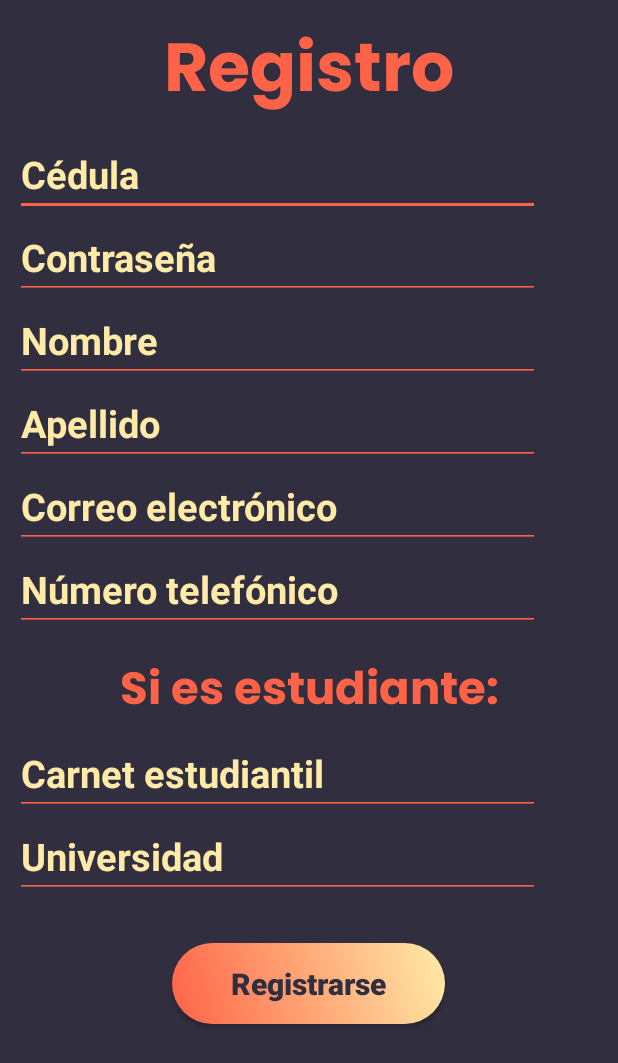
After one commit to danib08/TECAir, an Android app: the layout sign_up.xml on its own in the app's theme, with its tools: preview values and no code run, on a phone screen of 412 x 824 dp. The commit adds this screen. Shown: the top 1063 px of the screen. Run offline under Robolectric (Android 15) with nearby library versions, the phone set to English and light mode, and no system bars.

Commit message:
xml listos

```diff
--- /dev/null
+++ b/App/app/src/main/res/drawable/button_light.xml
@@ -0,0 +1,14 @@
+<?xml version="1.0" encoding="utf-8"?>
+<shape xmlns:android="http://schemas.android.com/apk/res/android" android:shape="rectangle" >
+    <corners
+        android:radius="27dp"/>
+    <gradient
+        android:angle="45"
+        android:centerX="35%"
+        android:startColor="@color/orangePalette"
+        android:endColor="@color/creamPalette"
+        android:type="linear"/>
+    <size
+        android:width="182dp"
+        android:height="54dp"/>
+</shape>
--- /dev/null
+++ b/App/app/src/main/res/layout/sign_up.xml
@@ -0,0 +1,118 @@
+<?xml version="1.0" encoding="utf-8"?>
+<LinearLayout xmlns:android="http://schemas.android.com/apk/res/android"
+    xmlns:app="http://schemas.android.com/apk/res-auto"
+    xmlns:tools="http://schemas.android.com/tools"
+    android:layout_width="match_parent"
+    android:layout_height="match_parent"
+    android:background="@color/accentPalette"
+    android:orientation="vertical">
+
+    <TextView
+        style="@style/header"
+        android:layout_width="match_parent"
+        android:layout_height="wrap_content"
+        android:layout_marginTop="10dp"
+        android:gravity="center"
+        android:text="@string/register_title"
+        android:textColor="@color/orangePalette" />
+
+    <EditText
+        style="@style/edit_text"
+        android:id="@+id/editTextId"
+        android:layout_width="350dp"
+        android:layout_height="wrap_content"
+        android:layout_marginStart="10dp"
+        android:hint="@string/id"
+        android:autofillHints="@string/id"
+        android:inputType="number" />
+
+    <EditText
+        style="@style/edit_text"
+        android:id="@+id/editTextPass"
+        android:layout_width="350dp"
+        android:layout_height="wrap_content"
+        android:layout_marginStart="10dp"
+        android:hint="@string/password"
+        android:autofillHints="@string/password"
+        android:inputType="textPassword" />
+
+    <EditText
+        style="@style/edit_text"
+        android:id="@+id/editTextName"
+        android:layout_width="350dp"
+        android:layout_height="wrap_content"
+        android:layout_marginStart="10dp"
+        android:hint="@string/name"
+        android:autofillHints="@string/name"
+        android:inputType="textPersonName" />
+
+    <EditText
+        style="@style/edit_text"
+        android:id="@+id/editTextLastName"
+        android:layout_width="350dp"
+        android:layout_height="wrap_content"
+        android:layout_marginStart="10dp"
+        android:hint="@string/last_name"
+        android:autofillHints="@string/last_name"
+        android:inputType="textPersonName" />
+
+    <EditText
+        style="@style/edit_text"
+        android:id="@+id/editTextEmail"
+        android:layout_width="350dp"
+        android:layout_height="wrap_content"
+        android:layout_marginStart="10dp"
+        android:hint="@string/email"
+        android:autofillHints="@string/email"
+        android:inputType="textEmailAddress" />
+
+    <EditText
+        style="@style/edit_text"
+        android:id="@+id/editTextPhone"
+        android:layout_width="350dp"
+        android:layout_height="wrap_content"
+        android:layout_marginStart="10dp"
+        android:hint="@string/phone"
+        android:autofillHints="@string/phone"
+        android:inputType="phone" />
+
+    <TextView
+        style="@style/subHeader"
+        android:layout_width="match_parent"
+        android:layout_height="wrap_content"
+        android:layout_marginTop="15dp"
+        android:gravity="center"
+        android:text="@string/if_student"
+        android:textColor="@color/orangePalette" />
+
+    <EditText
+        style="@style/edit_text"
+        android:id="@+id/editTextStudentId"
+        android:layout_width="350dp"
+        android:layout_height="wrap_content"
+        android:layout_marginStart="10dp"
+        android:hint="@string/id_student"
+        android:autofillHints="@string/id_student"
+        android:inputType="number" />
+
+    <EditText
+        style="@style/edit_text"
+        android:id="@+id/editTextUni"
+        android:layout_width="350dp"
+        android:layout_height="wrap_content"
+        android:layout_marginStart="10dp"
+        android:hint="@string/university"
+        android:autofillHints="@string/university"
+        android:inputType="text" />
+
+    <android.widget.Button
+        android:id="@+id/sendSignIn"
+        style="@style/button_light"
+        android:layout_width="wrap_content"
+        android:layout_height="wrap_content"
+        android:layout_marginTop="30dp"
+        android:layout_gravity="center"
+        android:text="@string/register"
+        android:textAllCaps="false" />
+
+</LinearLayout>
--- a/App/app/src/main/res/values/dimens.xml
+++ b/App/app/src/main/res/values/dimens.xml
@@ -2,6 +2,7 @@
 <resources>
     <dimen name="headerTextSize">45sp</dimen>
     <dimen name="subHeaderTextSize">30sp</dimen>
+    <dimen name="bodyTextSize">25sp</dimen>
     <dimen name="buttonTextSize">20sp</dimen>
 
 </resources>
--- a/App/app/src/main/res/values/strings.xml
+++ b/App/app/src/main/res/values/strings.xml
@@ -1,8 +1,21 @@
 <resources>
     <string name="app_name">AppTECAir</string>
-    <string name="login_title">TECAir</string>
+    <string name="app_title">TECAir</string>
     <string name="slogan">Su aerolínea de confianza</string>
     <string name="login">Iniciar sesión</string>
+    <string name="login_title">Inicio de sesión</string>
+    <string name="log">Ingresar</string>
     <string name="register">Registrarse</string>
+    <string name="register_title">Registro</string>
+    <string name="id">Cédula</string>
+    <string name="name">Nombre</string>
+    <string name="last_name">Apellido</string>
+    <string name="email">Correo electrónico</string>
+    <string name="phone">Número telefónico</string>
+    <string name="if_student">Si es estudiante:</string>
+    <string name="id_student">Carnet estudiantil</string>
+    <string name="university">Universidad</string>
+    <string name="password">Contraseña</string>
+
 
 </resources>
--- a/App/app/src/main/res/values/styles.xml
+++ b/App/app/src/main/res/values/styles.xml
@@ -12,13 +12,35 @@
         <item name="fontFamily">@font/poppins_bold</item>
     </style>
 
-    <style name="button">
-        <item name="android:background">@drawable/button</item>
+    <style name="body">
+        <item name="android:textColor">@color/creamPalette</item>
+        <item name="android:textSize">@dimen/bodyTextSize</item>
+        <item name="fontFamily">@font/poppins_bold</item>
+    </style>
+
+    <style name="button_dark">
+        <item name="android:background">@drawable/button_dark</item>
         <item name="android:textSize">@dimen/buttonTextSize</item>
         <item name="android:textColor">@color/orangePalette</item>
         <item name="android:textAllCaps">false</item>
         <item name="android:textStyle">bold</item>
     </style>
 
+    <style name="button_light">
+        <item name="android:background">@drawable/button_light</item>
+        <item name="android:textSize">@dimen/buttonTextSize</item>
+        <item name="android:textColor">@color/accentPalette</item>
+        <item name="android:textAllCaps">false</item>
+        <item name="android:textStyle">bold</item>
+    </style>
+
+    <style name="edit_text">
+        <item name="android:textSize">@dimen/bodyTextSize</item>
+        <item name="android:textColor">@color/orangePalette</item>
+        <item name="android:textColorHint">@color/creamPalette</item>
+        <item name="android:backgroundTint">@color/orangePalette</item>
+        <item name="android:textAllCaps">false</item>
+        <item name="android:textStyle">bold</item>
+    </style>
 
 </resources>
--- a/App/settings.gradle
+++ b/App/settings.gradle
@@ -12,5 +12,7 @@ dependencyResolutionManagement {
         mavenCentral()
     }
 }
+
+
 rootProject.name = "AppTECAir"
 include ':app'
```
Also changed, not shown: App/app/src/main/res/layout/activity_home.xml (+3 -4 lines), App/app/src/main/res/layout/sign_in.xml (added, +51 -0 lines), App/app/src/main/res/drawable/button_dark.xml (renamed from App/app/src/main/res/drawable/button.xml).
